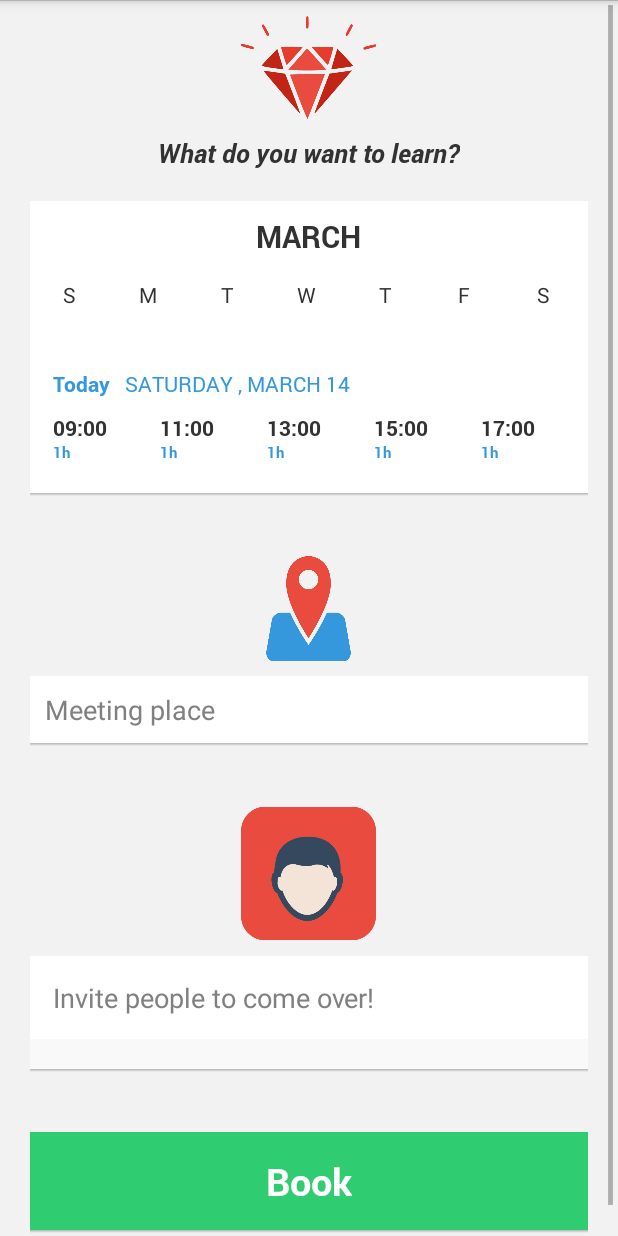
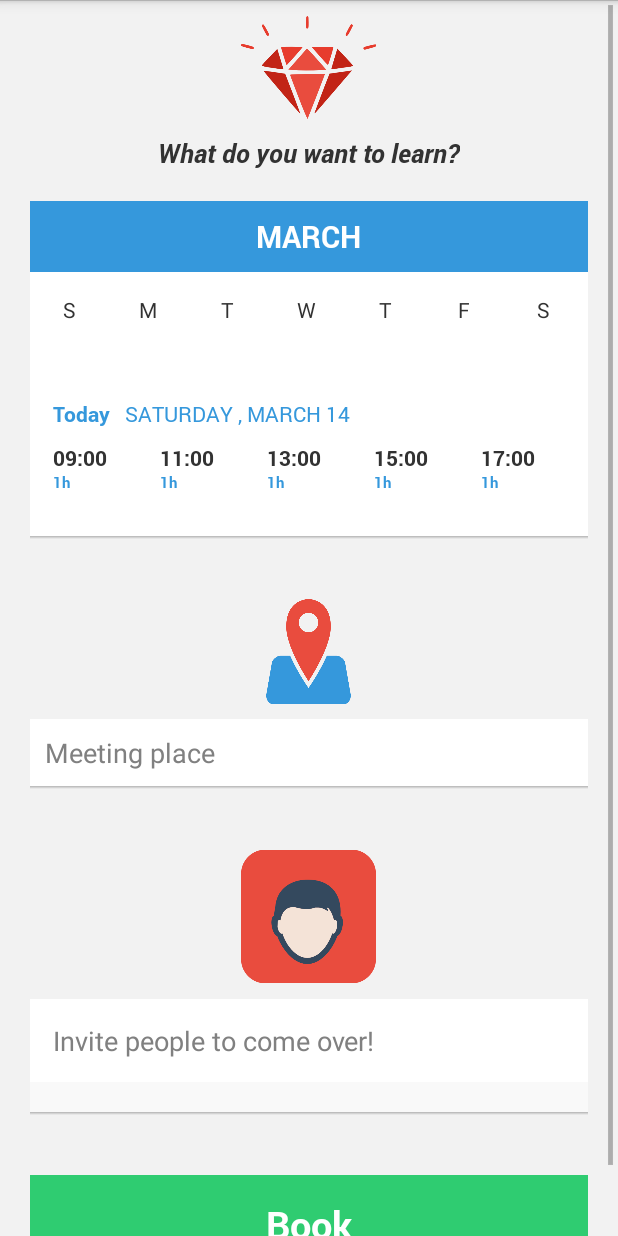
Before and after one commit to FronTexas/Intellitap, an Android app: the fragment PageBooking shown on its own in the app's theme, on a phone screen of 412 x 824 dp. Run offline under Robolectric (Android 15) with nearby library versions, the phone set to English and light mode, and no system bars; 15 statements that could not run were skipped.

Commit message:
Still working on calendar card
- Calendar card onclick listener on dates is removed on provider page
- Attempting to build Timeslot objects while building DateIntellitapp
object in calendarcard

```diff
--- a/app/build.gradle
+++ b/app/build.gradle
@@ -6,7 +6,7 @@ android {
 
     defaultConfig {
         applicationId "com.example.fronoman.intellitap"
-        minSdkVersion 14
+        minSdkVersion 16
         targetSdkVersion 21
         versionCode 1
         versionName "1.0"
--- a/app/src/main/java/com/example/fronoman/intellitap/CalendarCard.java
+++ b/app/src/main/java/com/example/fronoman/intellitap/CalendarCard.java
@@ -1,5 +1,7 @@
 package com.example.fronoman.intellitap;
 
+import android.animation.ArgbEvaluator;
+import android.animation.ValueAnimator;
 import android.content.Context;
 import android.os.Bundle;
 import android.support.v4.app.Fragment;
@@ -9,6 +11,7 @@ import android.util.Log;
 import android.view.LayoutInflater;
 import android.view.View;
 import android.view.ViewGroup;
+import android.widget.AdapterView;
 import android.widget.BaseAdapter;
 import android.widget.GridView;
 import android.widget.LinearLayout;
@@ -17,8 +20,10 @@ import android.widget.TextView;
 
 import com.example.fron.customviews.MyTextView;
 import com.example.fron.customviews.TypefaceIntellitap;
-import com.example.tinyclass.Dates;
+import com.example.tinyclass.DateIntellitapp;
 
+import java.text.ParseException;
+import java.text.SimpleDateFormat;
 import java.util.ArrayList;
 import java.util.Calendar;
 import java.util.Date;
@@ -26,9 +31,10 @@ import java.util.Date;
 /**
  * Created by Fahran on 2/21/2015.
  */
-public class CalendarCard extends LinearLayout {
+public class CalendarCard extends LinearLayout implements CalendarDates.DateSelectedListener {
 
-    int today_month, today_day_week, today_day_month;
+    int today_month, today_day_week, today_day_month, today_year;
+    long today_millisecond;
 
     private final String[] days = {"SUNDAY", "MONDAY", "TUESDAY", "WEDNESDAY", "THURSDAY", "FRIDAY", "SATURDAY"};
     private final String[] months = {"JANUARY", "FEBRUARY", "MARCH", "APRIL", "MAY", "JUNE", "JULY", "AUGUST", "SEPTEMBER", "OCTOBER", "NOVEMBER", "DECEMBER"};
@@ -44,8 +50,11 @@ public class CalendarCard extends LinearLayout {
     private MyTextView tvStateOfDay, tvDayAndDate;
     private GridView gvTimeSlots;
 
-    private ArrayList<ArrayList<Dates>> dates_arraylist_list;
+    private ArrayList<ArrayList<DateIntellitapp>> dates_arraylist_list;
     PagerDatesAdapter pagerDatesAdapter;
+
+    // view to keep track of selected time slot. Used in gvTimeSlots set on item click listener
+    private View time_slot_selected;
 
     public CalendarCard(Context context) {
         super(context);
@@ -57,6 +66,22 @@ public class CalendarCard extends LinearLayout {
         today_month = cal.get(Calendar.MONTH);
         today_day_week = cal.get(Calendar.DAY_OF_WEEK);
         today_day_month = cal.get(Calendar.DAY_OF_MONTH);
+        today_year = cal.get(Calendar.YEAR);
+
+        String today_mdy = today_month + 1 + "." + today_day_month + "." + today_year;
+        if (today_month % 10 == today_month) {
+            today_mdy = "0" + today_mdy;
+        }
+        Log.d("today mdy", "today mdy = " + today_mdy);
+
+        SimpleDateFormat sdf = new SimpleDateFormat("MM.dd.yyyy");
+        Date dateInstance = null;
+        try {
+            dateInstance = sdf.parse(today_mdy);
+        } catch (ParseException e) {
+            e.printStackTrace();
+        }
+        today_millisecond = dateInstance.getTime();
 
         LayoutInflater inflater = (LayoutInflater) context.getSystemService(Context.LAYOUT_INFLATER_SERVICE);
         View v = inflater.inflate(R.layout.card_calendar, null);
@@ -101,42 +126,86 @@ public class CalendarCard extends LinearLayout {
             time_slot_item[i] = inflater.inflate(R.layout.time_slot_item, null);
             MyTextView tvTime = (MyTextView) time_slot_item[i].findViewById(R.id.tvTime);
             MyTextView tvDuration = (MyTextView) time_slot_item[i].findViewById(R.id.tvDuration);
+
+
             tvTime.setText(time_slot[i]);
             tvDuration.setText(duration[i]);
         }
-        for (View ts : time_slot_item) {
-            Log.d("Calendar time slot populating error", "CTSPE -- TS = " + ts);
+        gvTimeSlots.setAdapter(new CalendarAdapter(time_slot_item));
+        gvTimeSlots.setOnItemClickListener(new AdapterView.OnItemClickListener() {
+            @Override
+            public void onItemClick(AdapterView<?> parent, View view, int position, long id) {
+                View selected_red_bar = view.findViewById(R.id.selected_red_bar);
+
+                if (time_slot_selected != null) {
+                    View selected_red_bar2 = time_slot_selected.findViewById(R.id.selected_red_bar);
+                    selected_red_bar2.setBackgroundColor(getResources().getColor(android.R.color.white));
+                }
+
+                changeColorAnimation(selected_red_bar, selected_red_bar.getSolidColor(), getResources().getColor(R.color.RedIntellitap));
+
+
+                time_slot_selected = view;
+
+            }
+        });
+    }
+
+    public void turnOffTimeSlotClickListener() {
+        if (gvTimeSlots != null) {
+            gvTimeSlots.setOnItemClickListener(null);
         }
-        gvTimeSlots.setAdapter(new CalendarAdapter(time_slot_item));
+    }
 
+    public void changeColorAnimation(final View v, int colorFrom, int colorTo) {
+        ValueAnimator colorAnimation = ValueAnimator.ofObject(new ArgbEvaluator(), colorFrom, colorTo);
+        colorAnimation.addUpdateListener(new ValueAnimator.AnimatorUpdateListener() {
+            @Override
+            public void onAnimationUpdate(ValueAnimator animation) {
+                v.setBackgroundColor((int) animation.getAnimatedValue());
+            }
+        });
+        colorAnimation.start();
     }
 
 
     public void fillPagerDates() {
-        ArrayList<Dates> dates = new ArrayList<>();
+        ArrayList<DateIntellitapp> dates = new ArrayList<>();
         int left = totalLeft(today_day_week);
         int n = today_day_month - left;
         for (int i = n; i < n + 14; i++) {
             int month;
             int day_month;
+            int year = 0;
             if (i <= 0) {
                 // go to previous month
                 month = today_month - 1;
 
-                // if month == 0 then the prev month is December
+                // if month == 0 then the prev month is  and the year is moved back for a year
                 if (month == -1) {
                     month = 11;
+                    year -= 1;
                 }
                 day_month = monthTotalDays[month] - i;
+
+            } else if (i > monthTotalDays[today_month]) {
+                month = today_month + 1;
+
+                // if month == 12 then the next month is January and the year is moved front for a year
+                if (month == 12) {
+                    month = 0;
+                    year += 1;
+                }
+                day_month = i - monthTotalDays[today_month] + 1;
 
             } else {
                 month = today_month;
                 day_month = i;
+                year = today_year;
             }
 
 
-
-            Dates date = new Dates("" + (day_month), months[month], true);
+            DateIntellitapp date = new DateIntellitapp(day_month, month, year, true);
             dates.add(date);
 
             // if its finishing first week or if its finishing 2nd week
@@ -173,6 +242,37 @@ public class CalendarCard extends LinearLayout {
         gvDays.setAdapter(new CalendarAdapter(days_r));
     }
 
+    @Override
+    public void onDateSelectedListener(DateIntellitapp date_selected) {
+        tvStateOfDay.setVisibility(View.VISIBLE);
+        try {
+            if (today_millisecond - date_selected.getDateInMilli() == 0) {
+                tvStateOfDay.setText("Today");
+            } else if (today_millisecond - date_selected.getDateInMilli() == -82800000 || today_millisecond - date_selected.getDateInMilli() == -86400000) {
+                tvStateOfDay.setText("Tommorow");
+            } else if (today_millisecond - date_selected.getDateInMilli() == 82800000 || today_millisecond - date_selected.getDateInMilli() == 86400000) {
+                tvStateOfDay.setText("Yesterday");
+            } else {
+                tvStateOfDay.setVisibility(View.GONE);
+            }
+        } catch (ParseException e) {
+            e.printStackTrace();
+        }
+
+        Date date = new Date();
+        try {
+            date.setTime(date_selected.getDateInMilli());
+        } catch (ParseException e) {
+            e.printStackTrace();
+        }
+        Calendar cal = Calendar.getInstance();
+        cal.setTime(date);
+
+        tvDayAndDate.setText(days[cal.get(Calendar.DAY_OF_WEEK) - 1] + " , " + months[cal.get(Calendar.MONTH)] + " " + cal.get(Calendar.DAY_OF_MONTH));
+
+
+    }
+
     class PagerDatesAdapter extends FragmentStatePagerAdapter {
 
 
@@ -185,6 +285,9 @@ public class CalendarCard extends LinearLayout {
         public Fragment getItem(int position) {
             // A list of all dates in a week from Sunday to Saturday
             CalendarDates cdates = new CalendarDates();
+
+            // listening for a calendar click
+            cdates.setOnDateSelectedListener(CalendarCard.this);
             Bundle b = new Bundle();
             b.putParcelableArrayList(C.DATES_ARRAYLIST_KEY, dates_arraylist_list.get(position));
             cdates.setArguments(b);
--- a/app/src/main/java/com/example/fronoman/intellitap/PageProviderProfile.java
+++ b/app/src/main/java/com/example/fronoman/intellitap/PageProviderProfile.java
@@ -51,7 +51,10 @@ public class PageProviderProfile extends Fragment {
 
         View provider_meta_data_area = buildProviderMetaDataArea(inflater);
         View provider_numbers = buildProviderNumbersArea(inflater);
-        View calendar_card = new CalendarCard(getActivity());
+
+        CalendarCard calendar_card = new CalendarCard(getActivity());
+        calendar_card.turnOffTimeSlotClickListener();
+
         View expertise = buildExpertiseArea(inflater);
         View preferredLocation = buildPreferredLocation(inflater);
         View userComment = buildUserCommentArea(inflater);
--- a/app/src/main/java/com/example/fronoman/intellitap/PageSearch.java
+++ b/app/src/main/java/com/example/fronoman/intellitap/PageSearch.java
@@ -81,7 +81,7 @@ public class PageSearch extends Fragment implements PageSearchHeader.OnSearchLis
 
     public void buildFakeTutors() {
         fake_tutors = new ArrayList<>();
-        String[] names = new String[]{"Larry Page", "Steven Hawking", "Richard Hendricks", "Elon Musk", "Linus Trovalds"};
+        String[] names = new String[]{"Larry Page", "Stephen Hawking", "Richard Hendricks", "Elon Musk", "Linus Trovalds"};
         String[] institutes = new String[]{"Google", "Cambridge University", "Pied Piper", "Tesla motors", "University Of Helsinki"};
         String[] skills = new String[]{"Algorithm Design", "Astrophysics", "Compression Algorithm", "How to be awesome", "Operating System (OS)"};
         String[] city = new String[]{"Mountain View , CA", "Trinity Lane , Cambridge", "Palo Alto, CA", "Palo Alto , CA", "San Fransisco , CA"};
--- a/app/src/main/res/layout/card_calendar.xml
+++ b/app/src/main/res/layout/card_calendar.xml
@@ -12,17 +12,25 @@
         android:layout_width="match_parent"
         android:layout_height="wrap_content"
         android:paddingBottom="20dp"
-        android:paddingTop="10dp"
         android:background="@android:color/white">
 
-        <com.example.fron.customviews.MyTextView
-            android:id="@+id/tvMonth"
-            android:layout_width="wrap_content"
+        <RelativeLayout
+            android:layout_width="match_parent"
             android:layout_height="wrap_content"
-            android:layout_gravity="center_horizontal"
-            android:textSize="20sp"
-            custom:typeface="roboto_bold"
-            android:layout_marginBottom="5dp" />
+            android:padding="10dp"
+            android:background="@color/BlueIntellitap"
+            android:layout_marginBottom="5dp">
+            <!--The month-->
+            <com.example.fron.customviews.MyTextView
+                android:id="@+id/tvMonth"
+                android:layout_width="wrap_content"
+                android:layout_height="wrap_content"
+                android:layout_centerInParent="true"
+                android:textSize="20sp"
+                custom:typeface="roboto_bold"
+                android:textColor="@android:color/white" />
+        </RelativeLayout>
+
 
         <!--The days notation : S M T W T F S-->
         <GridView
@@ -36,7 +44,7 @@
         <android.support.v4.view.ViewPager xmlns:android="http://schemas.android.com/apk/res/android"
             android:id="@+id/pagerDates"
             android:layout_width="wrap_content"
-            android:layout_height="30dp"
+            android:layout_height="40dp"
             android:paddingTop="10dp" />
 
 
@@ -56,26 +64,27 @@
                 android:layout_height="wrap_content"
                 custom:typeface="roboto_bold"
                 android:textColor="@color/BlueIntellitap"
-                android:text="Today" />
+                android:text="Today"
+                android:layout_marginRight="10dp" />
 
-            <!--Day and data-->
+            <!--Day and date-->
             <com.example.fron.customviews.MyTextView
                 android:id="@+id/tvDayAndDate"
                 android:layout_width="wrap_content"
                 android:layout_height="wrap_content"
                 custom:typeface="roboto"
-                android:textColor="@color/BlueIntellitap"
-                android:layout_marginLeft="10dp" />
+                android:textColor="@color/BlueIntellitap" />
         </LinearLayout>
 
-        <!--Gridview thta will contains the hour when the tutor is available-->
+        <!--Gridview timeslot-->
         <GridView
             android:id="@+id/gvTimeSlots"
             android:layout_width="match_parent"
             android:layout_height="wrap_content"
             android:numColumns="5"
             android:layout_marginLeft="15dp"
-            android:layout_marginTop="10dp"></GridView>
+            android:layout_marginTop="10dp"
+            android:listSelector="@android:color/transparent"></GridView>
     </LinearLayout>
 
     <View
--- a/app/src/main/res/layout/time_slot_item.xml
+++ b/app/src/main/res/layout/time_slot_item.xml
@@ -3,7 +3,8 @@
     xmlns:custom="http://schemas.android.com/apk/res-auto"
     android:orientation="vertical"
     android:layout_width="wrap_content"
-    android:layout_height="wrap_content">
+    android:layout_height="wrap_content"
+    android:paddingRight="10dp">
 
     <com.example.fron.customviews.MyTextView
         android:id="@+id/tvTime"
@@ -21,4 +22,11 @@
         android:text="1h"
         android:textSize="10sp" />
 
+    <View
+        android:id="@+id/selected_red_bar"
+        android:layout_width="match_parent"
+        android:layout_height="3dp"
+        android:background="@android:color/white"
+        android:layout_marginTop="5dp" />
+
 </LinearLayout>
```
Also changed, not shown: app/src/main/java/com/example/fronoman/intellitap/CalendarDates.java (+146 -17 lines), app/src/main/java/com/example/tinyclass/DateIntellitapp.java (added, +106 -0 lines), app/src/main/java/com/example/tinyclass/Dates.java (deleted, +0 -84 lines), app/src/main/res/drawable/circle_red.xml (added, +8 -0 lines).
